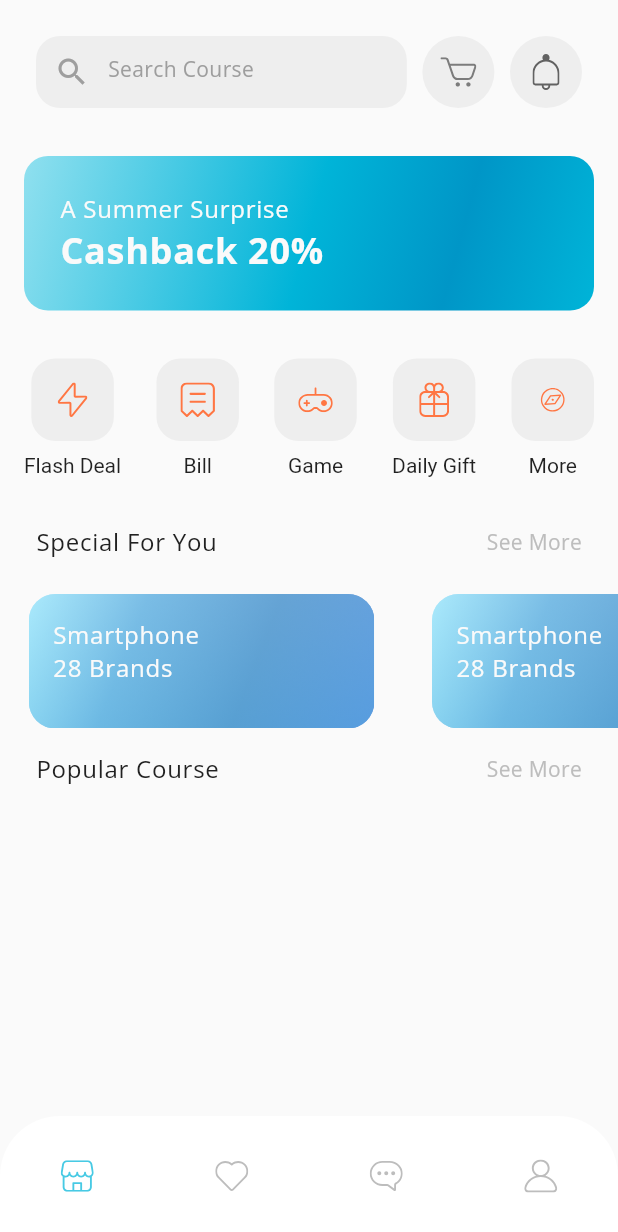
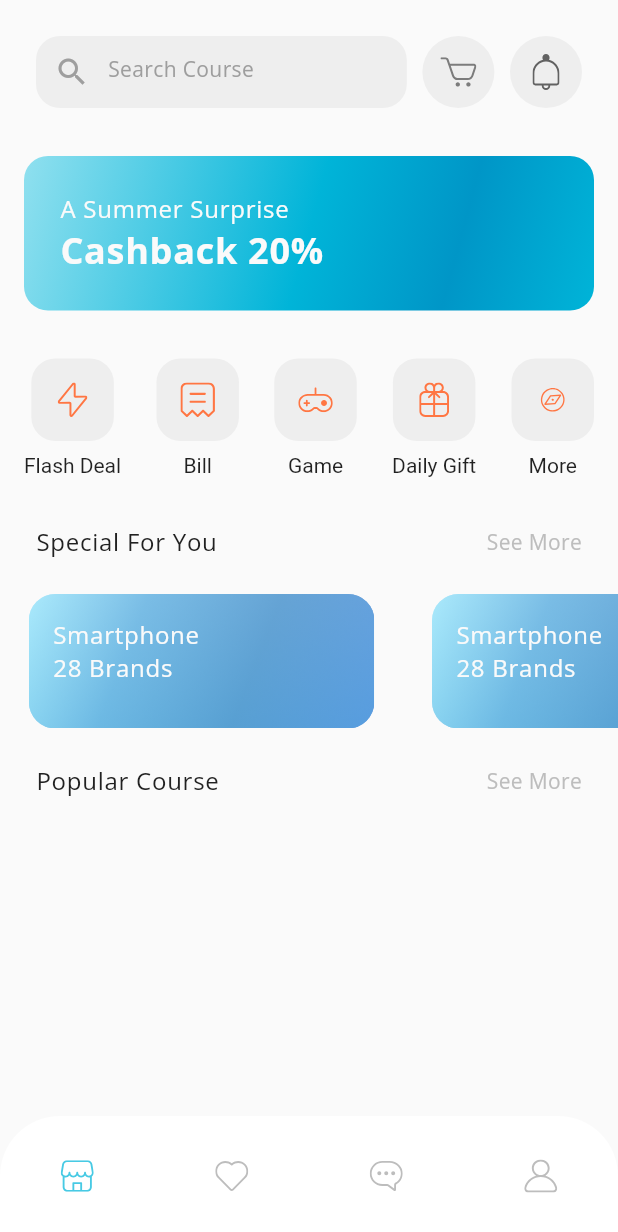
Before and after one commit to aallithioo/indiedu_app, a Flutter app: the HomeScreen screen opened by its route, on a phone screen of 412 x 824 dp. Shown: the top 1232 px of the screen. Run offline on Flutter 3.47's test engine with Material 2 defaults, Android fonts, the phone set to English and light mode, and no system bars; our stand-ins replace firebase_auth, flutter_svg, get, google_fonts, google_sign_in; accounts and stored records are empty.

Commit message:
refactor : import - home_body.dart

```diff
--- a/lib/src/screens/main/home/widgets/home_body.dart
+++ b/lib/src/screens/main/home/widgets/home_body.dart
@@ -1,10 +1,11 @@
-import 'package:aallithioo/src/app/themes/size.dart';
-import 'package:aallithioo/src/app/widgets/custom_padding.dart';
-import 'package:aallithioo/src/screens/main/home/widgets/category.dart';
-import 'package:aallithioo/src/screens/main/home/widgets/discount_banner.dart';
-import 'package:aallithioo/src/screens/main/home/widgets/home_header.dart';
-import 'package:aallithioo/src/screens/main/home/widgets/popular_product.dart';
-import 'package:aallithioo/src/screens/main/home/widgets/special_offer.dart';
+import '../../../../app/themes/size.dart';
+
+import 'category.dart';
+import 'discount_banner.dart';
+import 'home_header.dart';
+import 'popular_product.dart';
+import 'special_offer.dart';
+
 import 'package:flutter/material.dart';
 
 class HomeBody extends StatelessWidget {
@@ -23,7 +24,7 @@ class HomeBody extends StatelessWidget {
             const CategoryCard(),
             SizedBox(height: kSizeSmall),
             const SpecialOffer(),
-            SizedBox(height: kSizeSmall),
+            SizedBox(height: kSizeMedium),
             const PopularProduct(),
             SizedBox(height: kSizeMedium),
           ],
```
